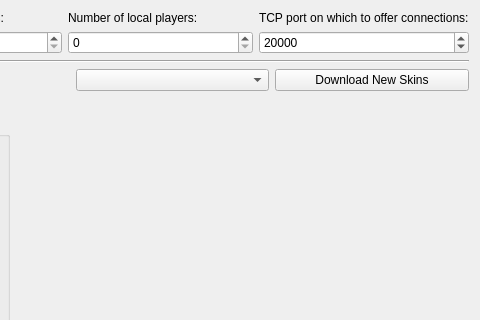
Above: ksirk/Dialogs/newGameDialog.ui from KDE/ksirk before the change; both pictures show x 135 to 615 and y 0 to 320 of the 615 by 417 pixel window. Below: the same form after it.
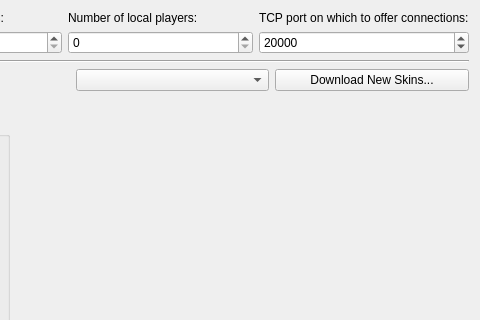
That is the form after the change.

Patch:
```diff
--- a/ksirk/Dialogs/newGameDialog.ui
+++ b/ksirk/Dialogs/newGameDialog.ui
@@ -123,7 +123,7 @@
      <item>
       <widget class="QPushButton" name="ghnsbutton">
        <property name="text">
-        <string>Download New Skins</string>
+        <string>Download New Skins...</string>
        </property>
       </widget>
      </item>
```
Left out of the diff: 4 changed lines with no effect on the pictures.
